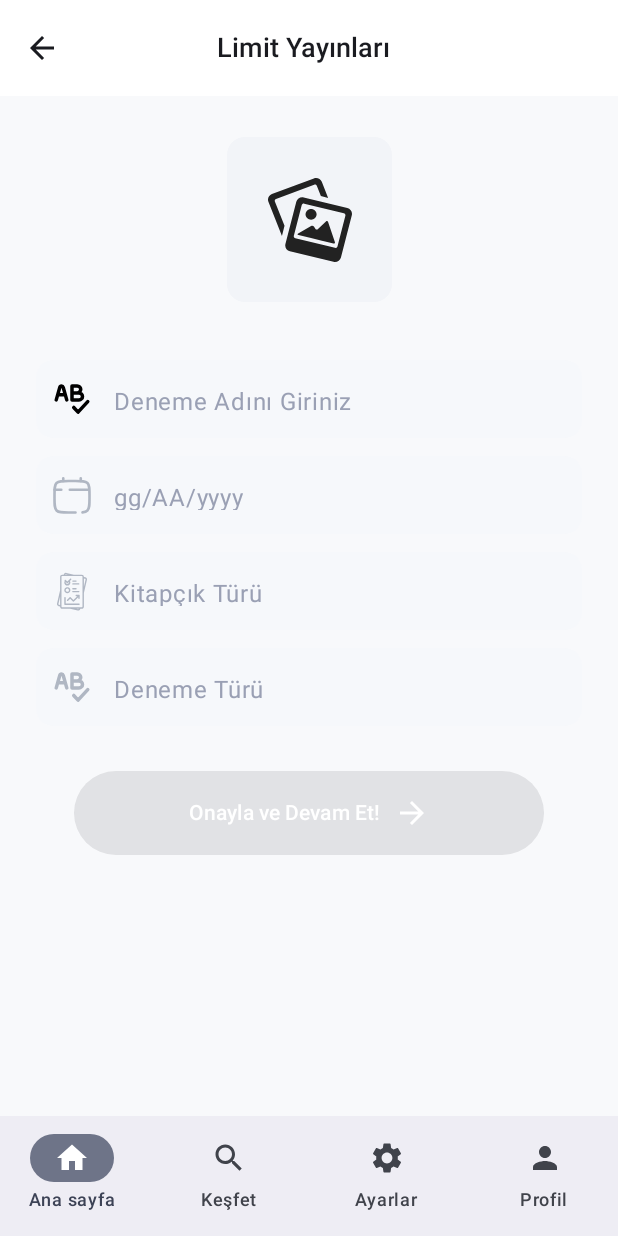
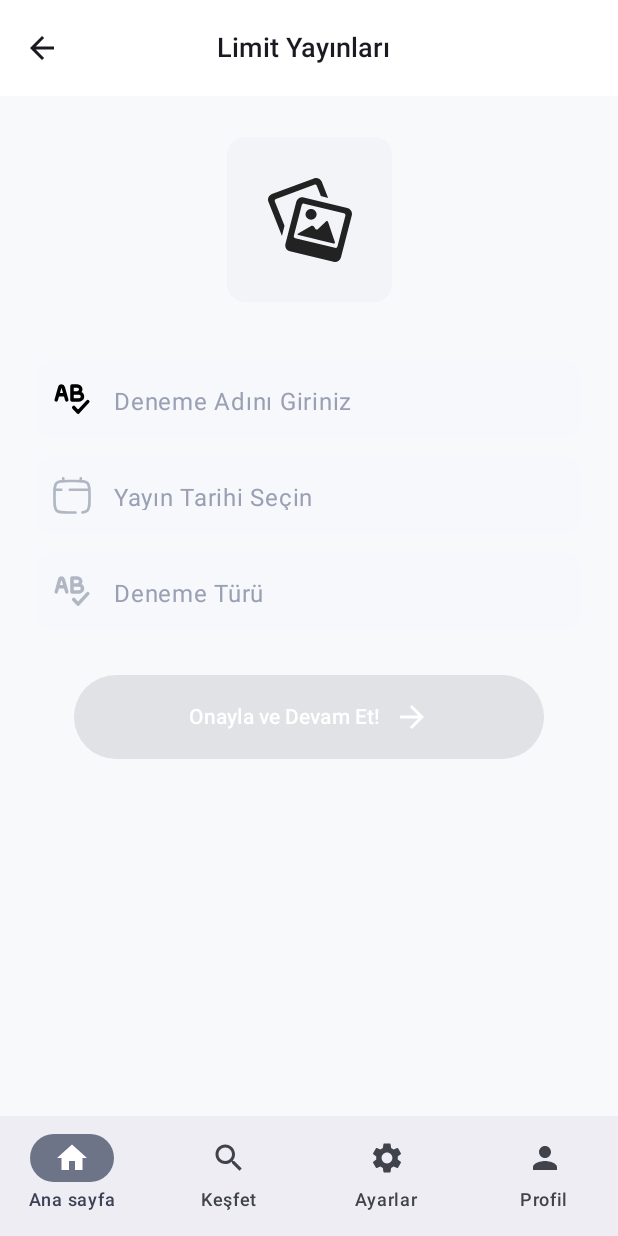
Before and after one commit to mahmutconger/SmartExam, an Android app built with Jetpack Compose: the GeneralInfoScreen screen opened through its navigation route, on a phone screen of 412 x 824 dp. Run offline under Robolectric (Android 15) with nearby library versions, the phone set to English and light mode, and no system bars; our stand-ins replace Dagger/Hilt's generated code.

Commit message:
added new DatePicker

```diff
--- a/app/src/main/java/com/anlarsinsoftware/denecoz/View/PublisherView/GeneralInfoScreen.kt
+++ b/app/src/main/java/com/anlarsinsoftware/denecoz/View/PublisherView/GeneralInfoScreen.kt
@@ -60,8 +60,6 @@ fun GeneralInfoScreen(
     val datePickerState = rememberDatePickerState()
     var showDatePicker by remember { mutableStateOf(false) }
 
-    var bookletTypeExpanded by remember { mutableStateOf(false) }
-    val bookletTypes = listOf("A", "B")
 
     var examTypeExpanded by remember { mutableStateOf(false) }
     val examTypes = listOf("TYT", "AYT", "LGS")
@@ -121,42 +119,32 @@ fun GeneralInfoScreen(
 
             FormField(
                 value = uiState.publicationDate,
-                onValueChange = { viewModel.onEvent(GeneralInfoEvent.OnPublicationDateSelected(it)) },
-                placeholder = "gg/AA/yyyy",
+                onValueChange = { /* enabled=false olduğu için zaten çalışmayacak */ },
+                placeholder = "Yayın Tarihi Seçin",
                 leading = { Icon(painter = painterResource(id = R.drawable.ic_calendar), contentDescription = null) },
-                readOnly = false
+
+                // readOnly yerine enabled=false kullanıyoruz.
+                // Bu, tıklanabilirliği etkilemez ama metin alanını tamamen pasif hale getirir.
+                enabled = false,
+
+                // Tıklama olayını doğrudan FormField'ın modifier'ına ekliyoruz.
+                modifier = Modifier.clickable {
+                    showDatePicker = true
+                    Log.d("DatePicker", "Tarih alanı tıklandı, showDatePicker true olmalı.") // Hata ayıklama için Log
+                },
+
+                // enabled=false olduğunda renklerin soluklaşmasını engellemek için özel renkler
+                colors = TextFieldDefaults.colors(
+                    disabledContainerColor = Color(0xFFF6F8FB),
+                    disabledIndicatorColor = Color.Transparent,
+                    disabledLeadingIconColor = Color(0xFFB0B7C3),
+                    disabledTextColor = if (uiState.publicationDate.isNotBlank()) Color.Black else Color(0xFF9AA0B4)
+                )
             )
+
 
             Spacer(Modifier.height(12.dp))
 
-            ExposedDropdownMenuBox(
-                expanded = bookletTypeExpanded,
-                onExpandedChange = { bookletTypeExpanded = !bookletTypeExpanded }
-            ) {
-                FormField(
-                    value = uiState.bookletType,
-                    onValueChange = { },
-                    modifier = Modifier.menuAnchor(),
-                    placeholder =  stringResource(id = R.string.bookletTypePlaceholder),
-                    leading = { Icon( painter = painterResource(id = R.drawable.ic_analysis), contentDescription = null) },
-                    readOnly = true,
-                )
-                ExposedDropdownMenu(
-                    expanded = bookletTypeExpanded,
-                    onDismissRequest = { bookletTypeExpanded = false }
-                ) {
-                    bookletTypes.forEach { type ->
-                        DropdownMenuItem(
-                            text = { Text(type) },
-                            onClick = {
-                                viewModel.onEvent(GeneralInfoEvent.OnBookletTypeSelected(type))
-                                bookletTypeExpanded = false
-                            }
-                        )
-                    }
-                }
-            }
-            Spacer(Modifier.height(12.dp))
             ExposedDropdownMenuBox(
                 expanded = examTypeExpanded,
                 onExpandedChange = { examTypeExpanded = !examTypeExpanded }
@@ -209,17 +197,17 @@ fun GeneralInfoScreen(
         }
     }
     if (showDatePicker) {
-        Log.d("GeneralInfoScreen", "DatePickerDialog açılıyor...")
         DatePickerDialog(
             onDismissRequest = { showDatePicker = false },
             confirmButton = {
                 TextButton(
                     onClick = {
                         showDatePicker = false
-                        val selectedDateMillis = datePickerState.selectedDateMillis ?: System.currentTimeMillis()
-                        val sdf = SimpleDateFormat("dd.MM.yyyy", Locale.getDefault())
-                        val formattedDate = sdf.format(Date(selectedDateMillis))
-                        viewModel.onEvent(GeneralInfoEvent.OnPublicationDateSelected(formattedDate))
+                        datePickerState.selectedDateMillis?.let { millis ->
+                            val sdf = SimpleDateFormat("yyyy-MM-dd", Locale.getDefault())
+                            val formattedDate = sdf.format(Date(millis))
+                            viewModel.onEvent(GeneralInfoEvent.OnPublicationDateSelected(formattedDate))
+                        }
                     }
                 ) { Text("Tamam") }
             },
@@ -300,12 +288,26 @@ fun FormField(
     placeholder: String,
     modifier: Modifier = Modifier,
     leading: @Composable (() -> Unit)? = null,
-    readOnly: Boolean = false
+    readOnly: Boolean = false,
+    enabled: Boolean = true,
+    colors: TextFieldColors = TextFieldDefaults.colors(
+        focusedContainerColor = Color(0xFFF6F8FB),
+        unfocusedContainerColor = Color(0xFFF6F8FB),
+        focusedIndicatorColor = Color.Transparent,
+        unfocusedIndicatorColor = Color.Transparent,
+        focusedLeadingIconColor = Color(0xFF4A4A4A),
+        unfocusedLeadingIconColor = Color(0xFFB0B7C3),
+        disabledContainerColor = Color(0xFFF6F8FB),
+        disabledIndicatorColor = Color.Transparent,
+        disabledLeadingIconColor = Color(0xFFB0B7C3),
+        disabledTextColor = Color.Black
+    )
 ) {
     OutlinedTextField(
         value = value,
         onValueChange = onValueChange,
         readOnly = readOnly,
+        enabled = enabled,
         placeholder = { Text(placeholder, color = Color(0xFF9AA0B4)) },
         leadingIcon = if (leading != null) ({
             Box(
@@ -320,14 +322,7 @@ fun FormField(
             .fillMaxWidth()
             .height(52.dp),
         shape = RoundedCornerShape(12.dp),
-        colors = TextFieldDefaults.colors(
-            focusedContainerColor = Color(0xFFF6F8FB),
-            unfocusedContainerColor = Color(0xFFF6F8FB),
-            focusedIndicatorColor = Color.Transparent,
-            unfocusedIndicatorColor = Color.Transparent,
-            focusedLeadingIconColor = Color(0xFF4A4A4A),
-            unfocusedLeadingIconColor = Color(0xFFB0B7C3)
-        )
+        colors = colors
     )
 }
 
```
